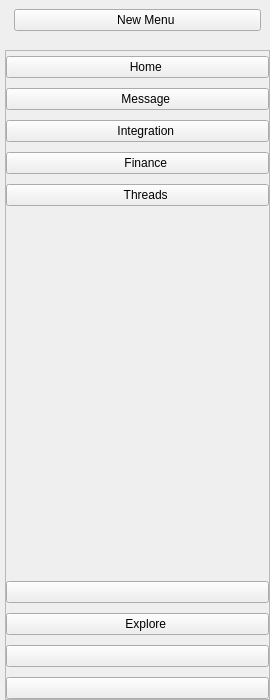
Qt form ui/LeftSidebar.ui (nikunj270/25ThemeEngine) before a commit.
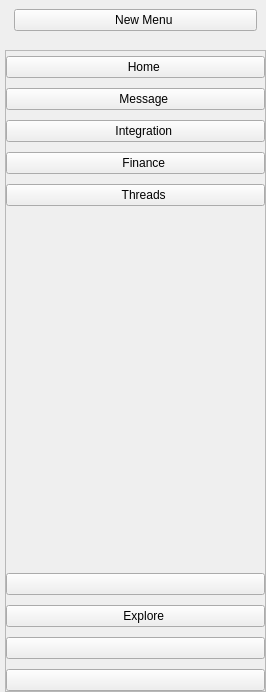
The same form after that commit. Icons and pictures are not drawn. Custom widgets are drawn as their Qt base class.

Patch:
```diff
--- a/ui/LeftSidebar.ui
+++ b/ui/LeftSidebar.ui
@@ -6,8 +6,8 @@
    <rect>
     <x>0</x>
     <y>0</y>
-    <width>270</width>
-    <height>700</height>
+    <width>266</width>
+    <height>692</height>
    </rect>
   </property>
   <property name="windowTitle">
@@ -93,7 +93,7 @@
            <x>0</x>
            <y>0</y>
            <width>211</width>
-           <height>642</height>
+           <height>634</height>
           </rect>
          </property>
          <layout class="QVBoxLayout" name="verticalLayout_2">
```
